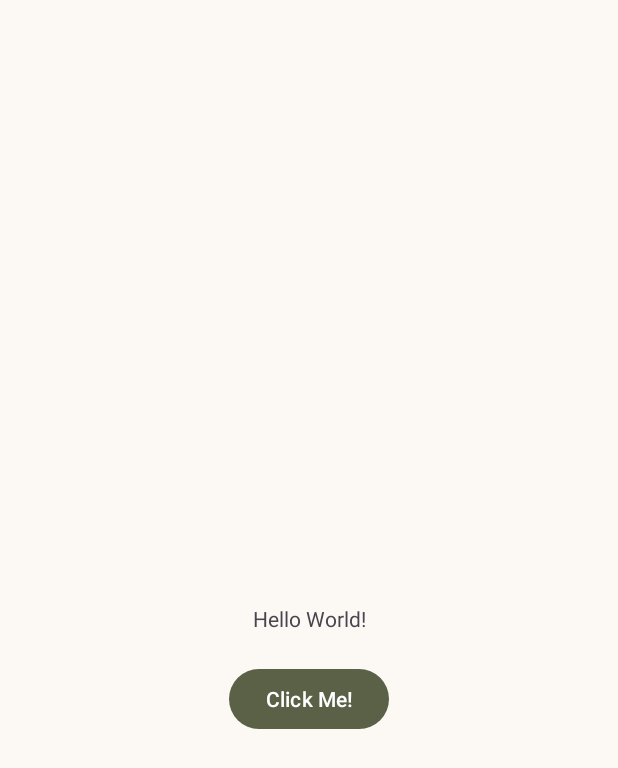
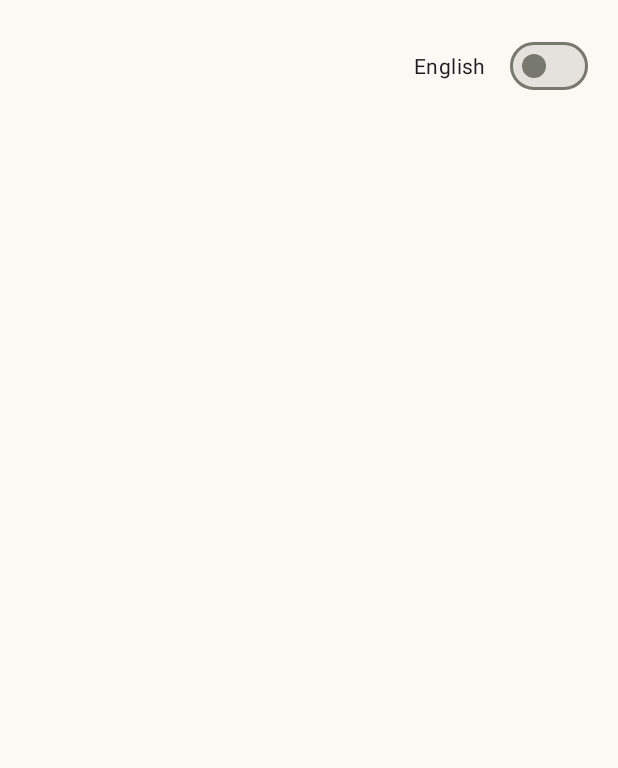
Before and after one commit to AhmedTHossain/haatbazaar, an Android app: the screen it shows after launch (MainActivity before the commit, LoginActivity after it), on a phone screen of 412 x 824 dp. Shown: the top 768 px of the screen. Run offline under Robolectric (Android 15) with nearby library versions, the phone set to English and light mode, and no system bars.

Commit message:
create language toggle view (view_language_toggle.xml) | add language toggle view to login screen (activity_login.xml)

```diff
--- a/app/build.gradle.kts
+++ b/app/build.gradle.kts
@@ -22,6 +22,10 @@ android {
             proguardFiles(getDefaultProguardFile("proguard-android-optimize.txt"), "proguard-rules.pro")
         }
     }
+    buildFeatures {
+        viewBinding = true
+        dataBinding = true
+    }
     compileOptions {
         sourceCompatibility = JavaVersion.VERSION_1_8
         targetCompatibility = JavaVersion.VERSION_1_8
--- a/app/src/main/AndroidManifest.xml
+++ b/app/src/main/AndroidManifest.xml
@@ -13,7 +13,7 @@
         android:theme="@style/Theme.HaatBazaar"
         tools:targetApi="31">
         <activity
-            android:name=".MainActivity"
+            android:name=".views.activities.LoginActivity"
             android:exported="true">
             <intent-filter>
                 <action android:name="android.intent.action.MAIN" />
@@ -21,6 +21,15 @@
                 <category android:name="android.intent.category.LAUNCHER" />
             </intent-filter>
         </activity>
+        <activity
+            android:name=".views.activities.MainActivity"
+            android:exported="true">
+<!--            <intent-filter>-->
+<!--                <action android:name="android.intent.action.MAIN" />-->
+
+<!--                <category android:name="android.intent.category.LAUNCHER" />-->
+<!--            </intent-filter>-->
+        </activity>
     </application>
 
 </manifest>
--- /dev/null
+++ b/app/src/main/java/com/apptechbd/haatbazaar/views/activities/LoginActivity.java
@@ -0,0 +1,30 @@
+package com.apptechbd.haatbazaar.views.activities;
+
+import android.os.Bundle;
+
+import androidx.activity.EdgeToEdge;
+import androidx.appcompat.app.AppCompatActivity;
+import androidx.core.graphics.Insets;
+import androidx.core.view.ViewCompat;
+import androidx.core.view.WindowInsetsCompat;
+
+import com.apptechbd.haatbazaar.R;
+import com.apptechbd.haatbazaar.databinding.ActivityLoginBinding;
+
+public class LoginActivity extends AppCompatActivity {
+    private ActivityLoginBinding binding;
+    @Override
+    protected void onCreate(Bundle savedInstanceState) {
+        super.onCreate(savedInstanceState);
+        binding = ActivityLoginBinding.inflate(getLayoutInflater());
+
+        EdgeToEdge.enable(this);
+        setContentView(binding.getRoot());
+
+        ViewCompat.setOnApplyWindowInsetsListener(findViewById(R.id.main), (v, insets) -> {
+            Insets systemBars = insets.getInsets(WindowInsetsCompat.Type.systemBars());
+            v.setPadding(systemBars.left, systemBars.top, systemBars.right, systemBars.bottom);
+            return insets;
+        });
+    }
+}
--- a/app/src/main/java/com/apptechbd/haatbazaar/MainActivity.java
+++ b/app/src/main/java/com/apptechbd/haatbazaar/views/activities/MainActivity.java
@@ -1,4 +1,4 @@
-package com.apptechbd.haatbazaar;
+package com.apptechbd.haatbazaar.views.activities;
 
 import android.os.Bundle;
 
@@ -8,13 +8,19 @@ import androidx.core.graphics.Insets;
 import androidx.core.view.ViewCompat;
 import androidx.core.view.WindowInsetsCompat;
 
+import com.apptechbd.haatbazaar.R;
+import com.apptechbd.haatbazaar.databinding.ActivityMainBinding;
+
 public class MainActivity extends AppCompatActivity {
-
+    private ActivityMainBinding binding;
     @Override
     protected void onCreate(Bundle savedInstanceState) {
         super.onCreate(savedInstanceState);
+        binding = ActivityMainBinding.inflate(getLayoutInflater());
+
         EdgeToEdge.enable(this);
-        setContentView(R.layout.activity_main);
+        setContentView(binding.getRoot());
+
         ViewCompat.setOnApplyWindowInsetsListener(findViewById(R.id.main), (v, insets) -> {
             Insets systemBars = insets.getInsets(WindowInsetsCompat.Type.systemBars());
             v.setPadding(systemBars.left, systemBars.top, systemBars.right, systemBars.bottom);
--- /dev/null
+++ b/app/src/main/res/layout/activity_login.xml
@@ -0,0 +1,12 @@
+<?xml version="1.0" encoding="utf-8"?>
+<androidx.constraintlayout.widget.ConstraintLayout xmlns:android="http://schemas.android.com/apk/res/android"
+    xmlns:app="http://schemas.android.com/apk/res-auto"
+    xmlns:tools="http://schemas.android.com/tools"
+    android:id="@+id/main"
+    android:layout_width="match_parent"
+    android:layout_height="match_parent"
+    tools:context=".views.activities.LoginActivity">
+    <include
+        android:id="@+id/view_language_toggle"
+        layout="@layout/view_toggle_language"/>
+</androidx.constraintlayout.widget.ConstraintLayout>
--- a/app/src/main/res/layout/activity_main.xml
+++ b/app/src/main/res/layout/activity_main.xml
@@ -5,7 +5,7 @@
     android:id="@+id/main"
     android:layout_width="match_parent"
     android:layout_height="match_parent"
-    tools:context=".MainActivity">
+    tools:context=".views.activities.MainActivity">
 
     <TextView
         android:id="@+id/text_hello_world"
--- /dev/null
+++ b/app/src/main/res/layout/view_toggle_language.xml
@@ -0,0 +1,12 @@
+<?xml version="1.0" encoding="utf-8"?>
+<com.google.android.material.materialswitch.MaterialSwitch android:layout_width="wrap_content"
+    android:layout_height="wrap_content"
+    xmlns:app="http://schemas.android.com/apk/res-auto"
+    android:text="@string/language_english"
+    android:textOn="@string/language_bangla"
+    android:textOff="@string/language_english"
+    app:layout_constraintTop_toTopOf="parent"
+    app:layout_constraintEnd_toEndOf="parent"
+    android:layout_marginTop="20dp"
+    android:layout_marginEnd="20dp"
+    xmlns:android="http://schemas.android.com/apk/res/android" />
--- a/app/src/main/res/values/strings.xml
+++ b/app/src/main/res/values/strings.xml
@@ -1,3 +1,5 @@
 <resources>
     <string name="app_name">Haat Bazaar</string>
+    <string name="language_english">English</string>
+    <string name="language_bangla">বাংলা</string>
 </resources>
```
